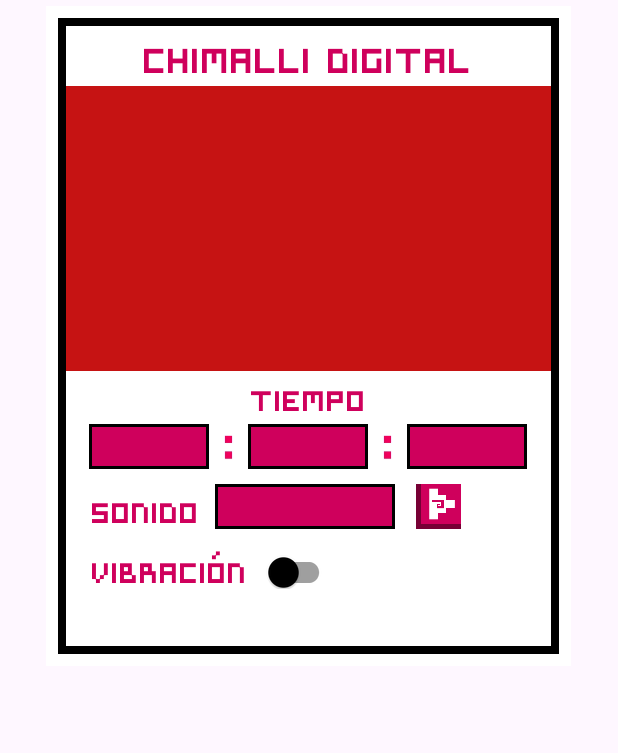
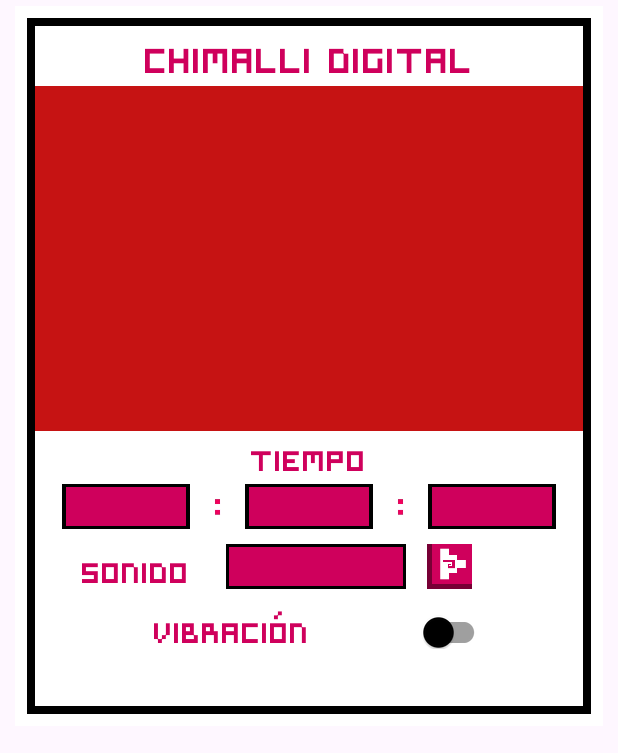
Before and after one commit to chimallidev/solucionint, an Android app: the layout item_set_tabata_timer.xml on its own in the app's theme, with its tools: preview values and no code run, on a phone screen of 412 x 824 dp. Shown: the top 753 px of the screen. Run offline under Robolectric (Android 15) with nearby library versions, the phone set to English and light mode, and no system bars.

Commit message:
calculadora IMC reparada, tarjetas de pantalla de inicio de la sección de articulos y tabata timer set mejorados

```diff
--- a/app/build.gradle.kts
+++ b/app/build.gradle.kts
@@ -30,6 +30,7 @@ android {
                 getDefaultProguardFile("proguard-android-optimize.txt"),
                 "proguard-rules.pro"
             )
+            signingConfig = signingConfigs.getByName("debug")
         }
     }
     compileOptions {
--- a/app/src/main/java/com/chimallidigital/solucionint/ui/IMCcalculator/IMCcalculatorActivity.kt
+++ b/app/src/main/java/com/chimallidigital/solucionint/ui/IMCcalculator/IMCcalculatorActivity.kt
@@ -365,9 +365,8 @@ class IMCcalculatorActivity : AppCompatActivity() {
     }
     private fun calcularIMC(altura: Int, peso: Float): Float{
         var alturaMetros: Float= altura.toFloat()/100
-        var pesoRound= formatDecimal(peso).toFloat()
-        Log.i("calc_IMC", "pesoRound= $pesoRound alturaMetros= $alturaMetros")
-        var resIMC= (pesoRound)/(alturaMetros*alturaMetros)
+        Log.i("calc_IMC", "pesoRound= $peso alturaMetros= $alturaMetros")
+        var resIMC= (peso)/(alturaMetros*alturaMetros)
         val numDec= DecimalFormat("#0.00")
         val numero= numDec.format(resIMC).toFloat()
         return numero
--- a/app/src/main/res/layout/item_set_tabata_timer.xml
+++ b/app/src/main/res/layout/item_set_tabata_timer.xml
@@ -3,13 +3,13 @@
     xmlns:app="http://schemas.android.com/apk/res-auto"
     xmlns:tools="http://schemas.android.com/tools"
     android:id="@+id/itemSetTabataTimer"
-    android:layout_width="350dp"
-    android:layout_height="440dp"
+    android:layout_width="match_parent"
+    android:layout_height="480dp"
     android:background="@color/accent"
     android:layout_marginTop="4dp"
     android:layout_marginBottom="10dp"
     android:layout_gravity="center|top"
-    android:layout_marginHorizontal="6dp">
+    android:layout_marginHorizontal="10dp">
 
     <androidx.constraintlayout.widget.ConstraintLayout
         android:layout_width="0dp"
@@ -45,7 +45,7 @@
             <ImageView
                 android:id="@+id/ivItem"
                 android:layout_width="0dp"
-                android:layout_height="190dp"
+                android:layout_height="230dp"
                 android:layout_marginTop="2dp"
                 app:layout_constraintEnd_toEndOf="parent"
                 app:layout_constraintStart_toStartOf="parent"
@@ -212,19 +212,22 @@
                 app:layout_constraintEnd_toEndOf="parent"
                 app:layout_constraintTop_toBottomOf="@id/tvTiempo"
                 android:layout_marginTop="3dp"
-                android:visibility="visible">
+                android:visibility="visible"
+                android:layout_marginHorizontal="10dp">
                 <androidx.constraintlayout.widget.ConstraintLayout
                     android:id="@+id/constSpinner1"
-                    android:layout_width="80dp"
+                    android:layout_width="85dp"
                     android:layout_height="30dp"
                     app:layout_constraintStart_toStartOf="parent"
                     app:layout_constraintTop_toTopOf="parent"
                     app:layout_constraintBottom_toBottomOf="parent"
-                    android:background="@color/primary"
-                    android:layout_marginStart="15dp">
+                    app:layout_constraintEnd_toStartOf="@id/dosPuntos"
+                    android:background="@color/primary">
+<!--                    android:layout_marginStart="15dp"-->
+
                     <Spinner
                         android:id="@+id/spinnerHoras"
-                        android:layout_width="0dp"
+                        android:layout_width="80dp"
                         android:layout_height="0dp"
                         app:layout_constraintStart_toStartOf="parent"
                         app:layout_constraintTop_toTopOf="parent"
@@ -235,25 +238,27 @@
                 </androidx.constraintlayout.widget.ConstraintLayout>
                 <ImageView
                     android:id="@+id/dosPuntos"
-                    android:layout_width="15dp"
+                    android:layout_width="10dp"
                     android:layout_height="30dp"
                     app:layout_constraintStart_toEndOf="@id/constSpinner1"
                     app:layout_constraintTop_toTopOf="parent"
                     app:layout_constraintBottom_toBottomOf="parent"
+                    app:layout_constraintEnd_toStartOf="@id/constSpinner2"
                     android:layout_marginStart="5dp"
                     android:src="@drawable/dos_puntos"/>
                 <androidx.constraintlayout.widget.ConstraintLayout
                     android:id="@+id/constSpinner2"
-                    android:layout_width="80dp"
+                    android:layout_width="85dp"
                     android:layout_height="30dp"
                     app:layout_constraintStart_toEndOf="@id/dosPuntos"
                     app:layout_constraintTop_toTopOf="parent"
                     app:layout_constraintBottom_toBottomOf="parent"
+                    app:layout_constraintEnd_toStartOf="@id/dosPuntos2"
                     android:background="@color/primary"
                     android:layout_marginStart="5dp">
                     <Spinner
                         android:id="@+id/spinnerMinutos"
-                        android:layout_width="0dp"
+                        android:layout_width="80dp"
                         android:layout_height="0dp"
                         app:layout_constraintStart_toStartOf="parent"
                         app:layout_constraintTop_toTopOf="parent"
@@ -264,25 +269,27 @@
                 </androidx.constraintlayout.widget.ConstraintLayout>
                 <ImageView
                     android:id="@id/dosPuntos2"
-                    android:layout_width="15dp"
+                    android:layout_width="10dp"
                     android:layout_height="30dp"
                     app:layout_constraintStart_toEndOf="@id/constSpinner2"
                     app:layout_constraintTop_toTopOf="parent"
                     app:layout_constraintBottom_toBottomOf="parent"
+                    app:layout_constraintEnd_toStartOf="@id/constSpinner3"
                     android:layout_marginStart="5dp"
                     android:src="@drawable/dos_puntos"/>
                 <androidx.constraintlayout.widget.ConstraintLayout
                     android:id="@+id/constSpinner3"
-                    android:layout_width="80dp"
+                    android:layout_width="85dp"
                     android:layout_height="30dp"
                     app:layout_constraintStart_toEndOf="@id/dosPuntos2"
                     app:layout_constraintTop_toTopOf="parent"
                     app:layout_constraintBottom_toBottomOf="parent"
+                    app:layout_constraintEnd_toEndOf="parent"
                     android:background="@color/primary"
                     android:layout_marginStart="5dp">
                     <Spinner
                         android:id="@+id/spinnerSegundos"
-                        android:layout_width="0dp"
+                        android:layout_width="80dp"
                         android:layout_height="0dp"
                         app:layout_constraintStart_toStartOf="parent"
                         app:layout_constraintTop_toTopOf="parent"
@@ -308,6 +315,7 @@
                     app:layout_constraintStart_toStartOf="parent"
                     app:layout_constraintTop_toTopOf="parent"
                     app:layout_constraintBottom_toBottomOf="parent"
+                    app:layout_constraintEnd_toStartOf="@id/constSpinnerSonido"
                     style="@style/item_subtitulos_tabata_timer"
                     android:text="@string/sonido"
                     android:layout_marginStart="17dp"/>
@@ -318,6 +326,7 @@
                     app:layout_constraintStart_toEndOf="@id/tvSonido"
                     app:layout_constraintTop_toTopOf="parent"
                     app:layout_constraintBottom_toBottomOf="parent"
+                    app:layout_constraintEnd_toStartOf="@+id/BTNPlaySonido"
                     android:background="@color/primary"
                     android:layout_marginStart="10dp">
                     <Spinner
@@ -335,6 +344,7 @@
                     android:id="@+id/BTNPlaySonido"
                     android:layout_width="30dp"
                     android:layout_height="30dp"
+                    app:layout_constraintStart_toEndOf="@id/constSpinnerSonido"
                     app:layout_constraintTop_toTopOf="parent"
                     app:layout_constraintBottom_toBottomOf="parent"
                     app:layout_constraintEnd_toEndOf="parent"
@@ -389,6 +399,7 @@
                     app:layout_constraintStart_toStartOf="parent"
                     app:layout_constraintTop_toTopOf="parent"
                     app:layout_constraintBottom_toBottomOf="parent"
+                    app:layout_constraintEnd_toStartOf="@id/switchVibration"
                     style="@style/item_subtitulos_tabata_timer"
                     android:text="@string/vibration"
                     android:layout_marginStart="17dp"/>
@@ -399,6 +410,7 @@
                     app:layout_constraintStart_toEndOf="@id/tvVibration"
                     app:layout_constraintTop_toTopOf="parent"
                     app:layout_constraintBottom_toBottomOf="parent"
+                    app:layout_constraintEnd_toEndOf="parent"
                     android:layout_marginStart="10dp"
                     android:layout_marginTop="7dp"
                     app:trackTint="@color/switch_track_tabata_timer"
```
Also changed, not shown: app/src/main/res/layout/item_scientific_articles.xml (+13 -9 lines), 2 other files.
